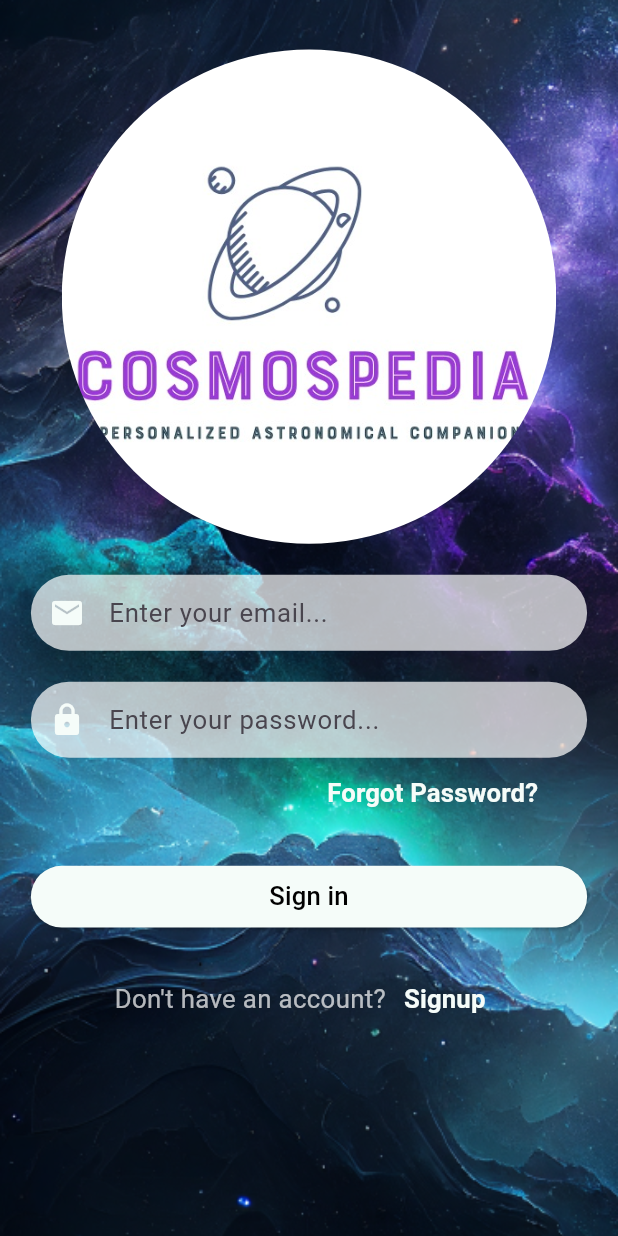
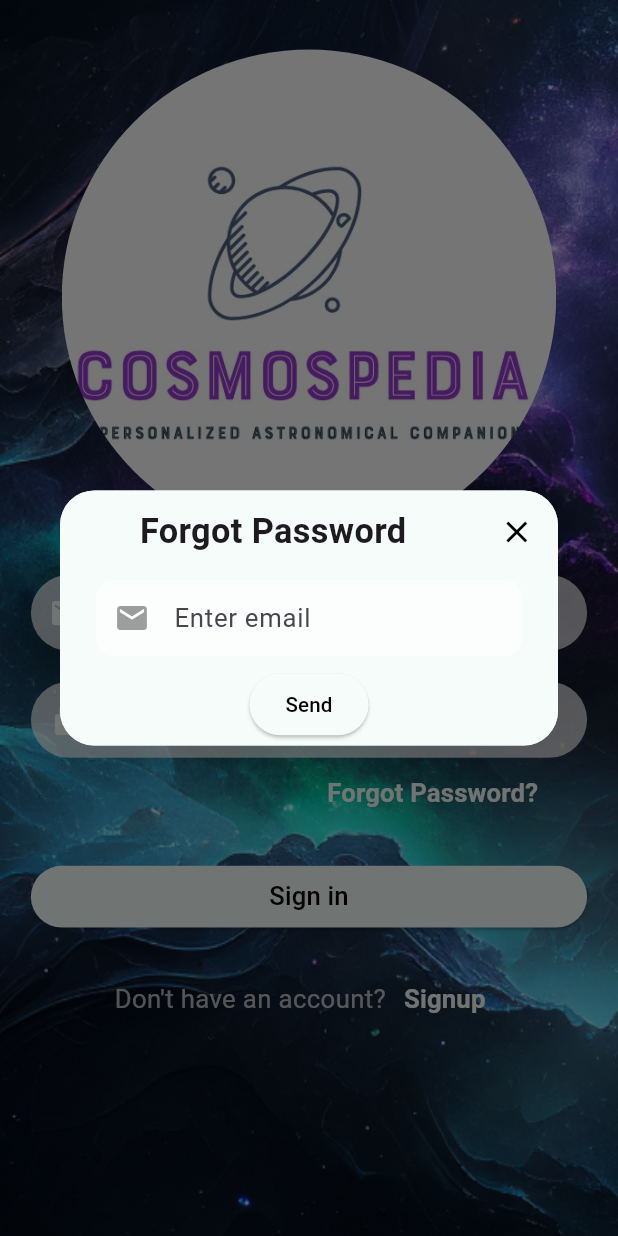
Before and after one commit to Vikas100702/Cosmos_Pedia, a Flutter app: the screen it shows after launch, after a tap on "Forgot Password?", on a phone screen of 412 x 824 dp. Run offline on Flutter 3.47's test engine with Material 3 defaults, Android fonts, the phone set to English and light mode, and no system bars; our stand-ins replace cloud_firestore, firebase_auth, firebase_core; accounts and stored records are empty.

Commit message:
forgot_password.dart

```diff
--- /dev/null
+++ b/lib/cosmospedia/authentication/forgot_password/forgot_password.dart
@@ -0,0 +1,120 @@
+import 'package:cosmos_pedia/cosmospedia/custom_widgets/custom_elevated_button/custom_elevated_button.dart';
+import 'package:cosmos_pedia/cosmospedia/custom_widgets/custom_icon_button/custom_icon_button.dart';
+import 'package:cosmos_pedia/cosmospedia/custom_widgets/custom_snack_bar/custom_snack_bar.dart';
+import 'package:cosmos_pedia/cosmospedia/custom_widgets/custom_text_form_field/custom_text_form_field.dart';
+import 'package:cosmos_pedia/cosmospedia/utils/constants.dart';
+import 'package:cosmos_pedia/cosmospedia/utils/size_config.dart';
+import 'package:firebase_auth/firebase_auth.dart';
+import 'package:flutter/material.dart';
+
+void forgotPassword({
+  required BuildContext context,
+  required TextEditingController forgotPasswordController,
+}) {
+  final auth = FirebaseAuth.instance;
+  showDialog(
+    context: context,
+    builder: (BuildContext context) {
+      return Dialog(
+        shape: RoundedRectangleBorder(
+          borderRadius: BorderRadius.circular(
+            SizeConfig.devicePixelRatio(20),
+          ),
+        ),
+        child: Container(
+          padding: EdgeInsets.all(
+            SizeConfig.devicePixelRatio(3),
+          ),
+          decoration: BoxDecoration(
+            color: whiteColor,
+            borderRadius: BorderRadius.circular(
+              SizeConfig.devicePixelRatio(20),
+            ),
+          ),
+          child: Column(
+            mainAxisSize: MainAxisSize.min,
+            children: [
+              Row(
+                mainAxisAlignment: MainAxisAlignment.spaceBetween,
+                children: [
+                  Container(),
+                  Text(
+                    "Forgot Password",
+                    style: TextStyle(
+                      fontWeight: FontWeight.bold,
+                      fontSize: SizeConfig.devicePixelRatio(20),
+                    ),
+                  ),
+                  CustomIconButton(
+                    onPressedFunction: () {
+                      Navigator.pop(context);
+                    },
+                    icon: Icons.close,
+                    iconColor: blackColor,
+                  )
+                ],
+              ),
+              SizedBox(
+                height: SizeConfig.height(1),
+              ),
+              CustomTextFormField(
+                textEditingController: forgotPasswordController,
+                borderRadius: SizeConfig.devicePixelRatio(10),
+                focusedBorderWidth: SizeConfig.devicePixelRatio(10),
+                hintText: "Enter email",
+                hintFontSize: SizeConfig.devicePixelRatio(15),
+                prefixIcon: Icons.email,
+                iconColor: blackColor38,
+              ),
+              SizedBox(
+                height: SizeConfig.height(1),
+              ),
+              CustomElevatedButton(
+                buttonText: "Send",
+                textSize: SizeConfig.devicePixelRatio(12),
+                maxHeight: SizeConfig.height(5),
+                maxWidth: SizeConfig.width(5),
+                buttonColor: whiteColor,
+                buttonTextColor: blackColor,
+                onPressed: () async {
+                  await auth
+                      .sendPasswordResetEmail(
+                    email: forgotPasswordController.text,
+                  )
+                      .then(
+                    (onValue) {
+                      customSnackBar(
+                        context: context,
+                        shape: RoundedRectangleBorder(
+                          borderRadius: BorderRadius.circular(
+                            SizeConfig.devicePixelRatio(10),
+                          ),
+                        ),
+                        behavior: SnackBarBehavior.floating,
+                        text:
+                            "We have send you the reset password link to your email id, Please check it",
+                      );
+                    },
+                  ).onError((error, stackTrace) {
+                    customSnackBar(
+                      context: context,
+                      shape: RoundedRectangleBorder(
+                        borderRadius: BorderRadius.circular(
+                          SizeConfig.devicePixelRatio(10),
+                        ),
+                      ),
+                      behavior: SnackBarBehavior.floating,
+                      text: error.toString(),
+                    );
+                  });
+                  Navigator.pop(context);
+                  forgotPasswordController.clear();
+                },
+              ),
+            ],
+          ),
+        ),
+      );
+    },
+  );
+}
--- a/lib/cosmospedia/authentication/screen/sign_in_screen.dart
+++ b/lib/cosmospedia/authentication/screen/sign_in_screen.dart
@@ -1,3 +1,4 @@
+import 'package:cosmos_pedia/cosmospedia/authentication/forgot_password/forgot_password.dart';
 import 'package:cosmos_pedia/cosmospedia/authentication/screen/sign_up_screen.dart';
 import 'package:cosmos_pedia/cosmospedia/authentication/services/auth_services.dart';
 import 'package:cosmos_pedia/cosmospedia/custom_widgets/custom_elevated_button/custom_elevated_button.dart';
@@ -19,6 +20,7 @@ class SignInScreen extends StatefulWidget {
 class _SignInScreenState extends State<SignInScreen> {
   final TextEditingController emailController = TextEditingController();
   final TextEditingController passwordController = TextEditingController();
+  final TextEditingController forgotPasswordController = TextEditingController();
   bool isLoading = false;
 
   @override
@@ -109,6 +111,7 @@ class _SignInScreenState extends State<SignInScreen> {
                   hintText: "Enter your email...",
                   hintFontSize: SizeConfig.devicePixelRatio(15),
                   prefixIcon: Icons.email,
+                  iconColor: whiteColor,
                 ),
                 SizedBox(
                   height: SizeConfig.height(2.5),
@@ -120,6 +123,7 @@ class _SignInScreenState extends State<SignInScreen> {
                   hintText: "Enter your password...",
                   hintFontSize: SizeConfig.devicePixelRatio(15),
                   prefixIcon: Icons.lock,
+                  iconColor: whiteColor,
                   isObscure: true,
                 ),
                 Padding(
@@ -127,21 +131,18 @@ class _SignInScreenState extends State<SignInScreen> {
                       EdgeInsets.symmetric(horizontal: SizeConfig.width(10)),
                   child: Align(
                     alignment: Alignment.centerRight,
-                    /*child: Text(
-                      "Forgot Password?",
-                      style: TextStyle(
-                        fontWeight: FontWeight.bold,
-                        color: whiteColor,
-                        fontSize: SizeConfig.devicePixelRatio(15),
-                      ),
-                    ),*/
                     child: CustomTextButton(
                       buttonText: "Forgot Password?",
                       textSize: SizeConfig.devicePixelRatio(15),
                       buttonColor: transparent,
                       buttonTextColor: whiteColor,
                       fontWeight: FontWeight.bold,
-                      onPressed: () {},
+                      onPressed: () {
+                        forgotPassword(
+                          context: context,
+                          forgotPasswordController: forgotPasswordController,
+                        );
+                      },
                     ),
                   ),
                 ),
--- a/lib/cosmospedia/authentication/screen/sign_up_screen.dart
+++ b/lib/cosmospedia/authentication/screen/sign_up_screen.dart
@@ -104,6 +104,7 @@ class _SignUpScreenState extends State<SignUpScreen> {
                   hintText: "Enter your name...",
                   hintFontSize: SizeConfig.devicePixelRatio(15),
                   prefixIcon: Icons.person,
+                  iconColor: whiteColor,
                 ),
                 SizedBox(
                   height: SizeConfig.height(2.5),
@@ -115,6 +116,7 @@ class _SignUpScreenState extends State<SignUpScreen> {
                   hintText: "Enter your email...",
                   hintFontSize: SizeConfig.devicePixelRatio(15),
                   prefixIcon: Icons.email,
+                  iconColor: whiteColor,
                 ),
                 SizedBox(
                   height: SizeConfig.height(2.5),
@@ -126,6 +128,7 @@ class _SignUpScreenState extends State<SignUpScreen> {
                   hintText: "Enter your password...",
                   hintFontSize: SizeConfig.devicePixelRatio(15),
                   prefixIcon: Icons.lock,
+                  iconColor: whiteColor,
                   isObscure: true,
                 ),
                 SizedBox(
--- /dev/null
+++ b/lib/cosmospedia/custom_widgets/custom_icon_button/custom_icon_button.dart
@@ -0,0 +1,27 @@
+import 'package:flutter/material.dart';
+
+class CustomIconButton extends StatelessWidget {
+  final Function? onPressedFunction;
+  final IconData? icon;
+  final Color? iconColor;
+
+  const CustomIconButton({
+    super.key,
+    required this.onPressedFunction,
+    required this.icon,
+    required this.iconColor,
+  });
+
+  @override
+  Widget build(BuildContext context) {
+    return IconButton(
+      onPressed: () {
+        onPressedFunction!();
+      },
+      icon: Icon(
+        icon,
+        color: iconColor,
+      ),
+    );
+  }
+}
--- a/lib/cosmospedia/custom_widgets/custom_text_form_field/custom_text_form_field.dart
+++ b/lib/cosmospedia/custom_widgets/custom_text_form_field/custom_text_form_field.dart
@@ -11,6 +11,7 @@ class CustomTextFormField extends StatelessWidget {
   final String hintText;
   final bool isObscure;
   final IconData? prefixIcon;
+  final Color? iconColor;
 
   CustomTextFormField({
     super.key,
@@ -20,6 +21,7 @@ class CustomTextFormField extends StatelessWidget {
     required this.hintText,
     required this.hintFontSize,
     required this.prefixIcon,
+    required this.iconColor,
     this.isObscure = false,
   });
 
@@ -40,7 +42,7 @@ class CustomTextFormField extends StatelessWidget {
           fillColor: whiteColor70,
           prefixIcon: Icon(
             prefixIcon,
-            color: whiteColor,
+            color: iconColor,
           ),
           contentPadding: EdgeInsets.symmetric(
             vertical: SizeConfig.height(1.5),
--- a/lib/cosmospedia/utils/constants.dart
+++ b/lib/cosmospedia/utils/constants.dart
@@ -4,3 +4,4 @@ const transparent = Color(0x00000000);
 const whiteColor = Color(0xFFF5FCF9);
 const whiteColor70 = Color(0xB3FFFFFF);
 const blackColor =  Color(0xFF000000);
+const blackColor38 = Color(0x61000000);
--- a/lib/main.dart
+++ b/lib/main.dart
@@ -1,5 +1,7 @@
+import 'package:cosmos_pedia/cosmospedia/authentication/screen/sign_in_screen.dart';
 import 'package:cosmos_pedia/cosmospedia/splash_screen.dart';
 import 'package:cosmos_pedia/firebase_options.dart';
+import 'package:firebase_auth/firebase_auth.dart';
 import 'package:firebase_core/firebase_core.dart';
 import 'package:flutter/material.dart';
 
@@ -20,7 +22,13 @@ class MyApp extends StatelessWidget {
         colorScheme: ColorScheme.fromSeed(seedColor: Colors.deepPurple),
         useMaterial3: true,
       ),
-      home: const SplashScreen(),
+      home: StreamBuilder(stream: FirebaseAuth.instance.authStateChanges(), builder: (context, snapshot){
+        if(snapshot.hasData){
+          return const SplashScreen();
+        } else{
+          return const SignInScreen();
+        }
+      }),
     );
   }
 }
--- a/pubspec.yaml
+++ b/pubspec.yaml
@@ -38,6 +38,8 @@ dependencies:
   firebase_core: ^3.6.0
   firebase_auth: ^5.3.1
   cloud_firestore: ^5.4.4
+  dio: ^5.7.0
+  carousel_slider: ^5.0.0
 
 dev_dependencies:
   flutter_test:
```
Also changed, not shown: pubspec.lock.
